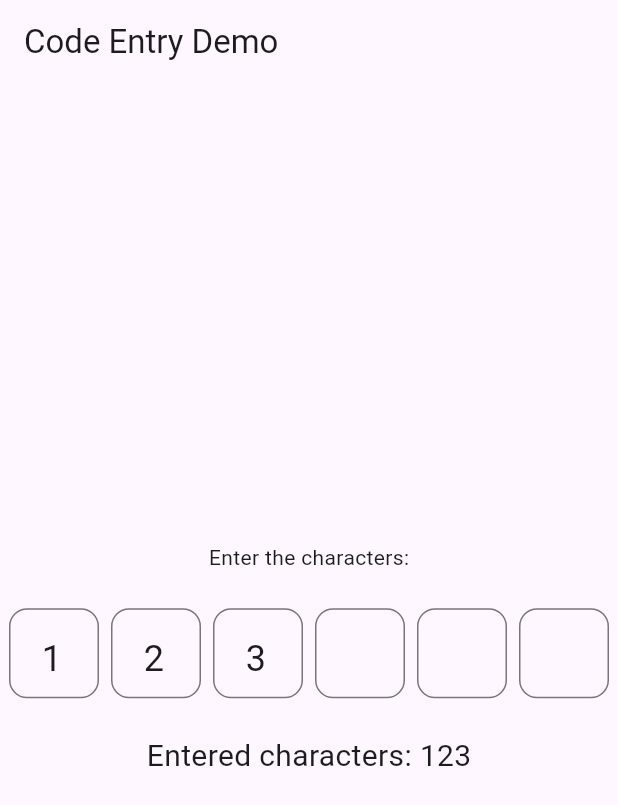
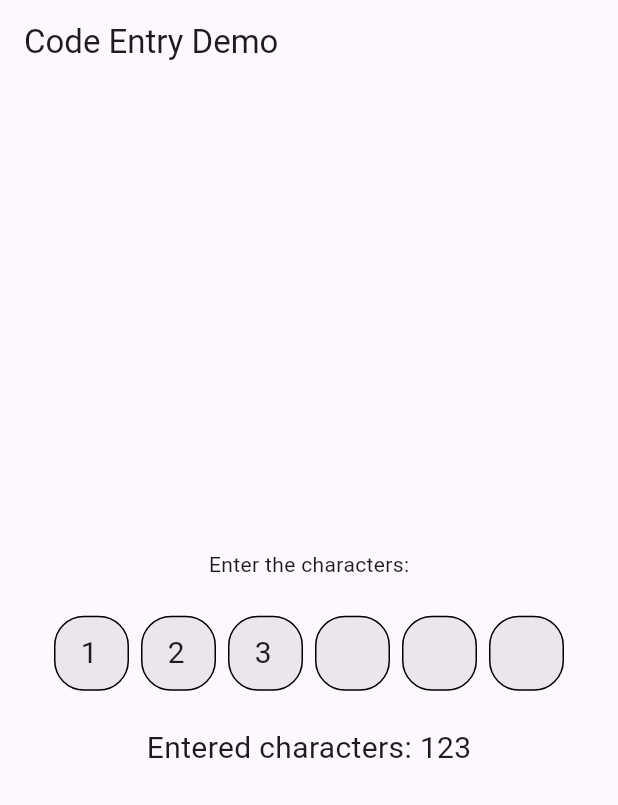
Before and after one commit to jvk75/code_entry_field, a Flutter app: the screen it shows after launch, on a phone screen of 412 x 824 dp. Shown: the top 805 px of the screen. Run offline on Flutter 3.47's test engine with Material 3 defaults, Android fonts, the phone set to English and light mode, and no system bars.

Commit message:
add styling

```diff
--- a/example/lib/main.dart
+++ b/example/lib/main.dart
@@ -45,9 +45,11 @@ class _MyHomePageState extends State<MyHomePage> {
                   _characters = characters.join();
                 });
               },
-              cornerRadius: 12.0,
-              boxSize: 60.0,
+              boxSize: Size(50, 50),
               initialCharacters: ['1', '2', '3'],
+              style: CodeEntryFieldStyle.Default.copyWith(
+                boxBackgroundColor: Colors.grey.withAlpha(50),
+              ),
             ),
             const SizedBox(height: 20),
             Text(
--- a/lib/code_entry_field.dart
+++ b/lib/code_entry_field.dart
@@ -1,3 +1,4 @@
 library character_entry;
 
 export 'src/character_entry_widget.dart';
+export 'src/code_entry_field_style.dart';
--- a/lib/src/character_entry_widget.dart
+++ b/lib/src/character_entry_widget.dart
@@ -1,6 +1,7 @@
 import 'package:flutter/foundation.dart';
 import 'package:flutter/material.dart';
 import 'package:flutter/services.dart';
+import 'code_entry_field_style.dart';
 
 /// A Flutter widget for entering single characters at a time in a series of boxes.
 ///
@@ -15,27 +16,26 @@ class CodeEntryField extends StatefulWidget {
   /// It provides the current list of characters in all boxes.
   final void Function(List<String>) onChanged;
 
-  /// The radius for the corners of each character box.
-  /// Defaults to 8.0.
-  final double cornerRadius;
-
   /// The size (width and height) of each character box.
   /// Defaults to 50.0.
-  final double boxSize;
+  final Size? boxSize;
 
   /// An optional list of initial characters to pre-fill the boxes.
   /// If the list is longer than `characterCount`, extra characters are ignored.
   /// If shorter, the remaining boxes will be blank.
   final List<String>? initialCharacters;
 
+  /// The style to apply to the code entry field.
+  final CodeEntryFieldStyle? style;
+
   /// Creates a [CodeEntryField] widget.
   const CodeEntryField({
     super.key,
     required this.characterCount,
     required this.onChanged,
-    this.cornerRadius = 8.0,
-    this.boxSize = 50.0,
+    this.boxSize,
     this.initialCharacters,
+    this.style,
   });
 
   @override
@@ -78,9 +78,14 @@ class _CodeEntryFieldState extends State<CodeEntryField> {
   late List<FocusNode> _focusNodes;
   late List<String> _characters;
 
+  late CodeEntryFieldStyle style;
+
   @override
   void initState() {
     super.initState();
+
+    style = widget.style ?? CodeEntryFieldStyle.Default;
+
     _characters = List.generate(widget.characterCount, (index) => '');
     if (widget.initialCharacters != null) {
       for (int i = 0;
@@ -184,8 +189,8 @@ class _CodeEntryFieldState extends State<CodeEntryField> {
         mainAxisAlignment: MainAxisAlignment.center,
         children: List.generate(widget.characterCount, (index) {
           return Container(
-            width: widget.boxSize,
-            height: widget.boxSize,
+            width: widget.boxSize?.width ?? 50,
+            height: widget.boxSize?.height ?? 50,
             margin: const EdgeInsets.all(4),
             child: TextField(
               controller: _controllers[index],
@@ -193,12 +198,29 @@ class _CodeEntryFieldState extends State<CodeEntryField> {
               readOnly: true,
               showCursor: true,
               textAlign: TextAlign.center,
-              style: const TextStyle(fontSize: 24),
+              textAlignVertical: TextAlignVertical.top,
+              enableSuggestions: false,
+              style: widget.style?.textStyle,
               selectionControls: _EmptyTextSelectionControls(),
               decoration: InputDecoration(
-                counterText: '',
-                border: OutlineInputBorder(
-                  borderRadius: BorderRadius.circular(widget.cornerRadius),
+                prefixText: '',
+                filled: true,
+                fillColor: style.boxBackgroundColor,
+                focusColor: style.boxBackgroundColor,
+                hoverColor: style.boxBackgroundColor,
+                focusedBorder: OutlineInputBorder(
+                  borderSide: BorderSide(
+                    color: style.selectionColor ?? Colors.black,
+                    width: (style.boxBorderWidth ?? 1.0) * 2,
+                  ),
+                  borderRadius: BorderRadius.circular(style.boxCornerRadius ?? 0),
+                ),
+                enabledBorder: OutlineInputBorder(
+                  borderSide: BorderSide(
+                    color: style.boxBorderColor ?? Colors.black,
+                    width: style.boxBorderWidth ?? 1.0,
+                  ),
+                  borderRadius: BorderRadius.circular(style.boxCornerRadius ?? 0),
                 ),
               ),
               onTap: () {
--- /dev/null
+++ b/lib/src/code_entry_field_style.dart
@@ -0,0 +1,63 @@
+import 'package:flutter/material.dart';
+
+/// Defines the visual styling for the [CodeEntryField] widget.
+@immutable
+class CodeEntryFieldStyle {
+  /// The background color of each character box.
+  final Color? boxBackgroundColor;
+
+  /// The color of the border around each character box.
+  final Color? boxBorderColor;
+
+  /// The width of the border around each character box.
+  final double? boxBorderWidth;
+
+  /// The radius for the corners of each character box.
+  final double? boxCornerRadius;
+
+  /// The color of the selection highlight when a box is focused.
+  final Color? selectionColor;
+
+  /// The text style for the characters entered in the boxes.
+  final TextStyle? textStyle;
+
+  /// Creates a [CodeEntryFieldStyle] instance.
+  const CodeEntryFieldStyle({
+    this.boxBackgroundColor,
+    this.boxBorderColor,
+    this.boxBorderWidth,
+    this.boxCornerRadius,
+    this.selectionColor,
+    this.textStyle,
+  });
+
+  /// The deafult style of the widget
+  static final Default = CodeEntryFieldStyle(
+      boxBackgroundColor: Colors.white,
+      boxBorderColor: Colors.black,
+      boxBorderWidth: 1.0,
+      boxCornerRadius: 20.0,
+      selectionColor: Colors.black,
+      textStyle: TextStyle(
+        fontSize: 20,
+      ));
+
+  /// copyWith method for changing default style values
+  CodeEntryFieldStyle copyWith({
+    Color? boxBackgroundColor,
+    Color? boxBorderColor,
+    double? boxBorderWidth,
+    double? cornerRadius,
+    Color? selectionColor,
+    TextStyle? textStyle,
+  }) {
+    return CodeEntryFieldStyle(
+      boxBackgroundColor: boxBackgroundColor ?? this.boxBackgroundColor,
+      boxBorderColor: boxBorderColor ?? this.boxBorderColor,
+      boxBorderWidth: boxBorderWidth ?? this.boxBorderWidth,
+      boxCornerRadius: cornerRadius ?? this.boxCornerRadius,
+      selectionColor: selectionColor ?? this.selectionColor,
+      textStyle: textStyle ?? this.textStyle,
+    );
+  }
+}
--- a/pubspec.yaml
+++ b/pubspec.yaml
@@ -1,6 +1,6 @@
 name: code_entry_field
 description: A Flutter widget for entering single characters at a time in a series of boxes.
-version: 0.2.1
+version: 0.3.0
 homepage: https://github.com/jvk75/code_entry_field
 
 environment:
```
Also changed, not shown: example/pubspec.lock, 2 other files.
